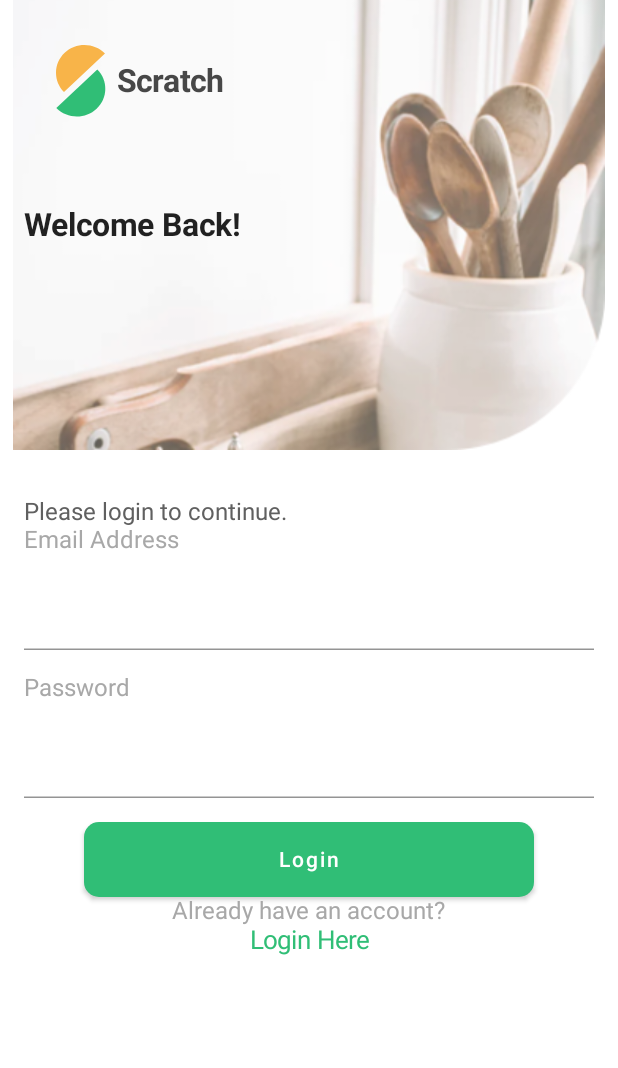
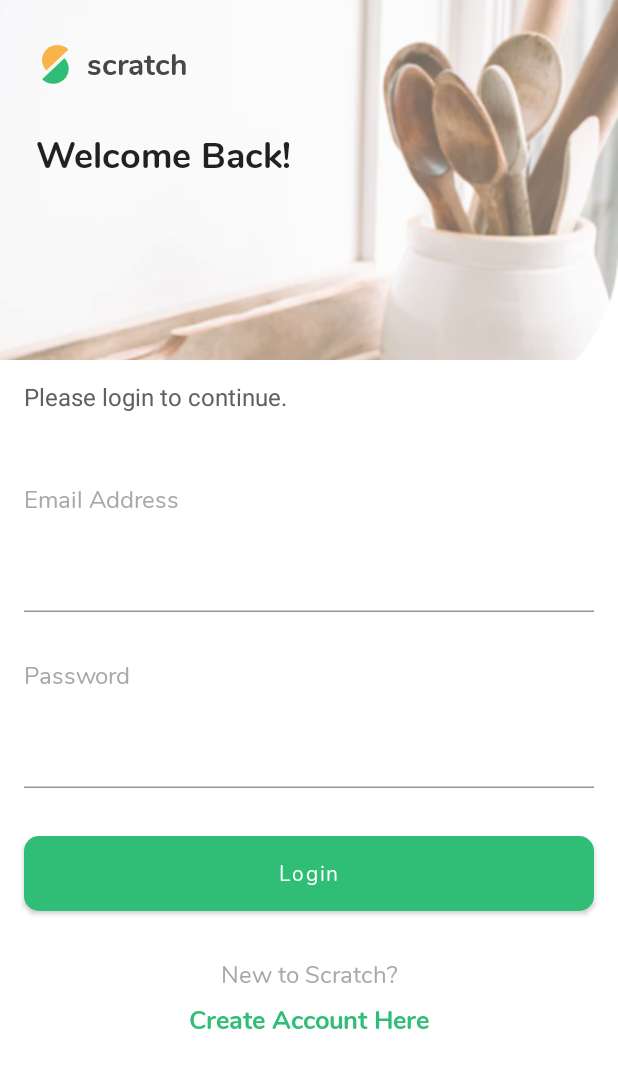
Before and after one commit to alireza-rafeezadeh/Scratch-android, an Android app built with Jetpack Compose: the screen it shows after launch (MainActivity), on a phone screen of 412 x 824 dp. Shown: the top 1068 px of the screen. Run offline under Robolectric (Android 15) with nearby library versions, the phone set to English and light mode, and no system bars.

Commit message:
Login is done

```diff
--- /dev/null
+++ b/app/src/main/java/com/example/composetestapp/Fonts.kt
@@ -0,0 +1,15 @@
+package com.example.composetestapp
+
+import androidx.compose.ui.text.font.Font
+import androidx.compose.ui.text.font.FontFamily
+import androidx.compose.ui.text.font.FontWeight
+
+/**
+ * Created by alirezarafeezadeh on 3/12/21.
+ */
+
+
+val nunitoFamily = FontFamily(
+    Font(R.font.nunito_regular, FontWeight.Light),
+    Font(R.font.nunito_bold, FontWeight.Bold),
+)
--- a/app/src/main/java/com/example/composetestapp/ui/Login.kt
+++ b/app/src/main/java/com/example/composetestapp/ui/login/Login.kt
@@ -1,41 +1,33 @@
 package com.example.composetestapp.ui
 
-import android.widget.HorizontalScrollView
-import android.widget.ScrollView
 import androidx.compose.foundation.Image
 import androidx.compose.foundation.background
 import androidx.compose.foundation.layout.*
-import androidx.compose.foundation.lazy.LazyColumn
 import androidx.compose.foundation.rememberScrollState
 import androidx.compose.foundation.shape.RoundedCornerShape
-import androidx.compose.foundation.shape.ZeroCornerSize
-import androidx.compose.foundation.text.BasicTextField
-import androidx.compose.foundation.text.KeyboardActions
-import androidx.compose.foundation.text.KeyboardOptions
 import androidx.compose.foundation.verticalScroll
-import androidx.compose.material.*
+import androidx.compose.material.Button
+import androidx.compose.material.ButtonDefaults
+import androidx.compose.material.Text
 import androidx.compose.runtime.Composable
-import androidx.compose.runtime.MutableState
 import androidx.compose.runtime.mutableStateOf
 import androidx.compose.runtime.remember
 import androidx.compose.ui.Alignment
 import androidx.compose.ui.Modifier
 import androidx.compose.ui.graphics.Color
-import androidx.compose.ui.platform.textInputServiceFactory
+import androidx.compose.ui.layout.ContentScale
 import androidx.compose.ui.res.colorResource
 import androidx.compose.ui.res.painterResource
 import androidx.compose.ui.text.TextStyle
 import androidx.compose.ui.text.font.FontWeight
-import androidx.compose.ui.text.input.KeyboardType
-import androidx.compose.ui.text.input.PasswordVisualTransformation
 import androidx.compose.ui.text.input.TextFieldValue
-import androidx.compose.ui.text.input.VisualTransformation
 import androidx.compose.ui.tooling.preview.Preview
 import androidx.compose.ui.unit.dp
 import androidx.compose.ui.unit.sp
 import com.example.composetestapp.R
+import com.example.composetestapp.nunitoFamily
+import com.example.composetestapp.ui.login.editableText
 import com.example.composetestapp.ui.theme.ComposeTestAppTheme
-import kotlin.math.sin
 
 /**
  * Created by alirezarafeezadeh on 3/11/21.
@@ -48,10 +40,6 @@ fun login() {
     val emailTextState = remember { mutableStateOf(TextFieldValue()) }
     val passwordTextState = remember { mutableStateOf(TextFieldValue()) }
 
-
-
-
-
     Column(
         modifier = Modifier
             .verticalScroll(rememberScrollState())
@@ -59,24 +47,23 @@ fun login() {
             .fillMaxSize()
     ) {
 
-
         Box(
             modifier = Modifier
                 .fillMaxWidth()
         ) {
 
-
             Image(
                 painter = painterResource(id = R.drawable.login_header), contentDescription = null,
                 modifier = Modifier
-                    .height(300.dp)
+                    .height(240.dp)
                     .fillMaxWidth()
+            ,contentScale = ContentScale.FillWidth
             )
 
             Row(
                 modifier = Modifier
                     .align(Alignment.TopStart)
-                    .padding(top = 30.dp, start = 30.dp)
+                    .padding(top = 30.dp, start = 24.dp)
             ) {
 
                 Image(
@@ -84,14 +71,18 @@ fun login() {
                         (id = R.drawable.ic_scratch_logo),
                     contentDescription = null,
                     Modifier
-                        .height(48.dp)
-                        .width(48.dp)
+                        .height(26.dp)
+                        .width(26.dp)
 
                 )
 
+                Spacer(modifier = Modifier.width(8.dp))
+
                 Text(
-                    "Scratch", fontSize = 21.sp,
+                    "scratch", fontSize = 20.sp,
                     color = colorResource(id = R.color.text_color),
+                    fontFamily =  nunitoFamily,
+                    fontWeight = FontWeight.Bold,
                     style = TextStyle(fontWeight = FontWeight.Bold),
                     modifier = Modifier.align(Alignment.CenterVertically)
                 )
@@ -100,16 +91,17 @@ fun login() {
                 text = "Welcome Back!",
                 modifier = Modifier
                     .align(Alignment.CenterStart)
-                    .padding(start = 16.dp),
-
+                    .padding(start = 24.dp , bottom = 32.dp),
+                fontFamily =  nunitoFamily,
+                fontWeight = FontWeight.Bold,
                 style = TextStyle(fontWeight = FontWeight.Bold),
-                fontSize = 21.sp
+                fontSize = 24.sp
 
             )
 
         }
 
-        Spacer(modifier = Modifier.height(32.dp))
+        Spacer(modifier = Modifier.height(16.dp))
 
         Text(
             text = "Please login to continue.",
@@ -117,13 +109,13 @@ fun login() {
             modifier = Modifier.padding(start = 16.dp)
         )
 
-//        Spacer(modifier = Modifier.height(56.dp))
+        Spacer(modifier = Modifier.height(48.dp))
         editableText(emailTextState, "Email Address", false)
 
-        Spacer(modifier = Modifier.height(16.dp))
+        Spacer(modifier = Modifier.height(32.dp))
         editableText(passwordTextState, "Password", true)
 
-        Spacer(modifier = Modifier.height(16.dp))
+        Spacer(modifier = Modifier.height(32.dp))
 
 
 
@@ -131,7 +123,8 @@ fun login() {
             onClick = { /*TODO*/ },
             modifier = Modifier
                 .height(50.dp)
-                .width(300.dp)
+                .fillMaxWidth()
+                .padding(start = 16.dp,end = 16.dp)
                 .align(Alignment.CenterHorizontally),
             shape = RoundedCornerShape(20),
             colors = ButtonDefaults.textButtonColors(
@@ -141,6 +134,8 @@ fun login() {
         ) {
             Text(
                 text = "Login",
+                fontFamily =  nunitoFamily,
+                fontWeight = FontWeight.Light,
 //                modifier = Modifier
 //                    .width(200.dp),
 //                    .background(color = colorResource(id = R.color.jungle_green)),
@@ -148,14 +143,24 @@ fun login() {
             )
         }
 
+        Spacer(modifier = Modifier.height(32.dp))
+
         Text(
-            text = "Already have an account?",
+            text = "New to Scratch?",
+            fontFamily =  nunitoFamily,
+            fontWeight = FontWeight.Light,
             modifier = Modifier.align(Alignment.CenterHorizontally),
             color = colorResource(id = R.color.silver_chalice)
         )
 
+        Spacer(modifier = Modifier.height(8.dp))
+
         Text(
-            text = "Login Here", fontSize = 17.sp,
+            text = "Create Account Here",
+            fontFamily =  nunitoFamily,
+            fontWeight = FontWeight.Bold,
+            fontSize = 17.sp,
+//            font =  FontFamily(Font(R.font.nunito_regular)),
             modifier = Modifier.align(Alignment.CenterHorizontally),
             color = colorResource(id = R.color.jungle_green)
         )
@@ -170,41 +175,7 @@ fun login() {
 }
 
 
-@Composable
-fun editableText(textState: MutableState<TextFieldValue>, title: String, isPassword: Boolean) {
-    Text(
-        text = title,
-        color = colorResource(id = R.color.silver_chalice),
-        modifier = Modifier.padding(start = 16.dp, bottom = 8.dp)
-    )
 
-    var passVisual: VisualTransformation = VisualTransformation.None
-    if (isPassword) {
-        passVisual = PasswordVisualTransformation()
-    }
-
-    TextField(
-        value = textState.value,
-        onValueChange = { textState.value = it },
-        modifier = Modifier
-            .padding(start = 16.dp, end = 16.dp)
-            .fillMaxWidth(),
-        singleLine = true,
-//        keyboardOptions = KeyboardOptions(keyboardType = KeyboardType.Number),
-        visualTransformation = passVisual,
-//        shape = MaterialTheme.shapes.small.copy(bottomEnd = ZeroCornerSize, bottomStart = ZeroCornerSize)
-        colors = TextFieldDefaults.textFieldColors(
-            backgroundColor = Color.White,
-            textColor = colorResource(id = R.color.midnight_moss),
-            cursorColor = colorResource(id = R.color.midnight_moss),
-            focusedIndicatorColor = colorResource(
-                id = R.color.silver
-            )
-        )
-    )
-
-
-}
 
 
 @Preview(showBackground = true)
--- /dev/null
+++ b/app/src/main/java/com/example/composetestapp/ui/login/LoginComponents.kt
@@ -0,0 +1,72 @@
+package com.example.composetestapp.ui.login
+
+import androidx.compose.foundation.layout.fillMaxWidth
+import androidx.compose.foundation.layout.padding
+import androidx.compose.material.Text
+import androidx.compose.material.TextField
+import androidx.compose.material.TextFieldDefaults
+import androidx.compose.runtime.Composable
+import androidx.compose.runtime.MutableState
+import androidx.compose.ui.Modifier
+import androidx.compose.ui.graphics.Color
+import androidx.compose.ui.res.colorResource
+import androidx.compose.ui.text.TextStyle
+import androidx.compose.ui.text.font.FontWeight
+import androidx.compose.ui.text.input.PasswordVisualTransformation
+import androidx.compose.ui.text.input.TextFieldValue
+import androidx.compose.ui.text.input.VisualTransformation
+import androidx.compose.ui.unit.dp
+import androidx.compose.ui.unit.sp
+import com.example.composetestapp.R
+import com.example.composetestapp.nunitoFamily
+
+/**
+ * Created by alirezarafeezadeh on 3/12/21.
+ */
+
+
+
+@Composable
+fun editableText(textState: MutableState<TextFieldValue>, title: String, isPassword: Boolean) {
+    Text(
+        text = title,
+        fontFamily =  nunitoFamily,
+        fontWeight = FontWeight.Light,
+        color = colorResource(id = R.color.silver_chalice),
+        modifier = Modifier.padding(start = 16.dp, bottom = 8.dp)
+    )
+
+    var passVisual: VisualTransformation = VisualTransformation.None
+    if (isPassword) {
+        passVisual = PasswordVisualTransformation()
+    }
+
+    TextField(
+        value = textState.value,
+        onValueChange = { textState.value = it },
+        modifier = Modifier
+            .padding(start = 16.dp, end = 16.dp)
+            .fillMaxWidth()
+        ,
+
+        singleLine = true,
+        textStyle = TextStyle(fontSize = 16.sp,
+            fontFamily =  nunitoFamily,
+            fontWeight = FontWeight.Light
+        ),
+//        keyboardOptions = KeyboardOptions(keyboardType = KeyboardType.Number),
+        visualTransformation = passVisual,
+//        shape = MaterialTheme.shapes.small.copy(bottomEnd = ZeroCornerSize, bottomStart = ZeroCornerSize)
+        colors = TextFieldDefaults.textFieldColors(
+            backgroundColor = Color.White,
+            textColor = colorResource(id = R.color.midnight_moss),
+            cursorColor = colorResource(id = R.color.midnight_moss),
+            focusedIndicatorColor = colorResource(
+                id = R.color.silver
+            )
+        )
+    )
+
+
+
+}
```
Also changed, not shown: app/src/main/res/font/nunito_bold.ttf (added), app/src/main/res/font/nunito_regular.ttf (added).
